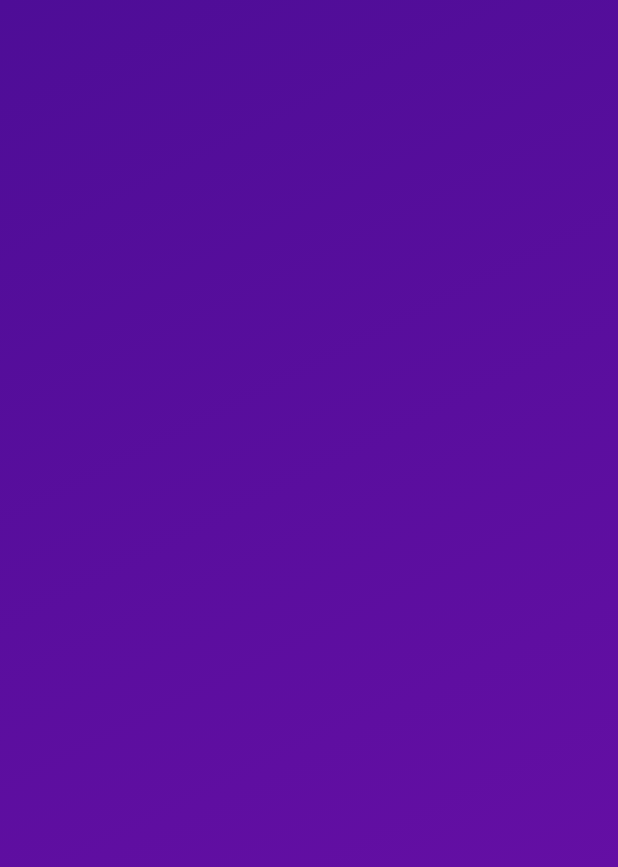
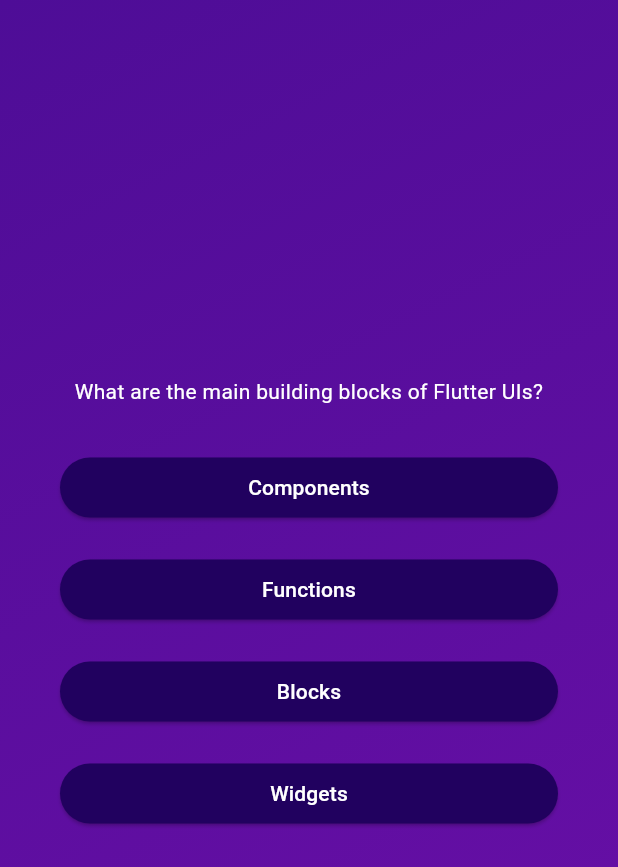
Before and after one commit to bennykim/mniii-flutter-daily-tracker, a Flutter app: the screen it shows after launch, after a tap on "Start Quiz", on a phone screen of 412 x 824 dp. Shown: the top 867 px of the screen. Run offline on Flutter 3.47's test engine with Material 3 defaults, Android fonts, the phone set to English and light mode, and no system bars; our stand-ins replace flutter_dotenv, shared_preferences; network calls fail.

Commit message:
feat: add quiz data and response buttons, Update quiz widget

```diff
--- /dev/null
+++ b/lib/data/questions.dart
@@ -0,0 +1,55 @@
+import 'package:mniii_flutter_daily_tracker/models/quiz_questions.dart';
+
+const questions = [
+  QuizQuestion(
+    'What are the main building blocks of Flutter UIs?',
+    [
+      'Widgets',
+      'Components',
+      'Blocks',
+      'Functions',
+    ],
+  ),
+  QuizQuestion('How are Flutter UIs built?', [
+    'By combining widgets in code',
+    'By combining widgets in a visual editor',
+    'By defining widgets in config files',
+    'By using XCode for iOS and Android Studio for Android',
+  ]),
+  QuizQuestion(
+    'What\'s the purpose of a StatefulWidget?',
+    [
+      'Update UI as data changes',
+      'Update data as UI changes',
+      'Ignore data changes',
+      'Render UI that does not depend on data',
+    ],
+  ),
+  QuizQuestion(
+    'Which widget should you try to use more often: StatelessWidget or StatefulWidget?',
+    [
+      'StatelessWidget',
+      'StatefulWidget',
+      'Both are equally good',
+      'None of the above',
+    ],
+  ),
+  QuizQuestion(
+    'What happens if you change data in a StatelessWidget?',
+    [
+      'The UI is not updated',
+      'The UI is updated',
+      'The closest StatefulWidget is updated',
+      'Any nested StatefulWidgets are updated',
+    ],
+  ),
+  QuizQuestion(
+    'How should you update data inside of StatefulWidgets?',
+    [
+      'By calling setState()',
+      'By calling updateData()',
+      'By calling updateUI()',
+      'By calling updateState()',
+    ],
+  ),
+];
--- /dev/null
+++ b/lib/models/quiz_questions.dart
@@ -0,0 +1,12 @@
+class QuizQuestion {
+  const QuizQuestion(this.text, this.answers);
+
+  final String text;
+  final List<String> answers;
+
+  List<String> getShuffledAnswers() {
+    final shuffledList = List.of(answers);
+    shuffledList.shuffle();
+    return shuffledList;
+  }
+}
--- a/lib/screens/quiz/questions_screen.dart
+++ b/lib/screens/quiz/questions_screen.dart
@@ -1,10 +1,52 @@
 import 'package:flutter/material.dart';
+import 'package:mniii_flutter_daily_tracker/widgets/answer_button.dart';
+import 'package:mniii_flutter_daily_tracker/data/questions.dart';
 
-class QuestionScreen extends StatelessWidget {
+class QuestionScreen extends StatefulWidget {
   const QuestionScreen({super.key});
 
   @override
+  State<QuestionScreen> createState() => _QuestionScreenState();
+}
+
+class _QuestionScreenState extends State<QuestionScreen> {
+  var currentQuestionIndex = 0;
+
+  void answerQuestion() {
+    setState(() {
+      currentQuestionIndex++;
+    });
+  }
+
+  @override
   Widget build(BuildContext context) {
-    return Container();
+    final currentQuestion = questions[currentQuestionIndex];
+
+    return SizedBox(
+      width: double.infinity,
+      child: Container(
+        margin: const EdgeInsets.all(40),
+        child: Column(
+          mainAxisAlignment: MainAxisAlignment.center,
+          crossAxisAlignment: CrossAxisAlignment.stretch,
+          children: [
+            Text(
+              currentQuestion.text,
+              style: const TextStyle(
+                color: Colors.white,
+              ),
+              textAlign: TextAlign.center,
+            ),
+            const SizedBox(height: 30),
+            ...currentQuestion.getShuffledAnswers().map(
+                  (answer) => AnswerButton(
+                    answerText: answer,
+                    onTap: answerQuestion,
+                  ),
+                ),
+          ],
+        ),
+      ),
+    );
   }
 }
--- /dev/null
+++ b/lib/widgets/answer_button.dart
@@ -0,0 +1,31 @@
+import 'package:flutter/material.dart';
+
+class AnswerButton extends StatelessWidget {
+  final String answerText;
+  final VoidCallback onTap;
+
+  const AnswerButton(
+      {super.key, required this.answerText, required this.onTap});
+
+  @override
+  Widget build(BuildContext context) {
+    return Container(
+      margin: const EdgeInsets.only(bottom: 20),
+      child: ElevatedButton(
+        onPressed: onTap,
+        style: ElevatedButton.styleFrom(
+          padding: const EdgeInsets.symmetric(vertical: 10, horizontal: 40),
+          backgroundColor: const Color.fromARGB(255, 33, 1, 95),
+          foregroundColor: Colors.white,
+          shape: RoundedRectangleBorder(
+            borderRadius: BorderRadius.circular(20),
+          ),
+        ),
+        child: Text(
+          answerText,
+          textAlign: TextAlign.center,
+        ),
+      ),
+    );
+  }
+}
--- a/lib/widgets/quiz_widget.dart
+++ b/lib/widgets/quiz_widget.dart
@@ -6,27 +6,30 @@
   const QuizWidget({super.key});
 
   @override
-  State<QuizWidget> createState() => _QuizWidgetState();
+  State<QuizWidget> createState() {
+    return _QuizState();
+  }
 }
 
-class _QuizWidgetState extends State<QuizWidget> {
-  Widget? activeScreen;
-
-  @override
-  void initState() {
-    activeScreen = StartScreen(switchScreen);
-    super.initState();
-  }
+class _QuizState extends State<QuizWidget> {
+  var activeScreen = 'start-screen';
 
   void switchScreen() {
     setState(() {
-      activeScreen = const QuestionScreen();
+      activeScreen = 'questions-screen';
     });
   }
 
   @override
-  Widget build(BuildContext context) {
-    return Scaffold(
+  Widget build(context) {
+    Widget screenWidget = StartScreen(switchScreen);
+
+    if (activeScreen == 'questions-screen') {
+      screenWidget = const QuestionScreen();
+    }
+
+    return MaterialApp(
+      home: Scaffold(
         body: Container(
           decoration: const BoxDecoration(
             gradient: LinearGradient(
@@ -38,7 +41,8 @@
               end: Alignment.bottomRight,
             ),
           ),
-        child: activeScreen,
+          child: screenWidget,
+        ),
       ),
     );
   }
```
Also changed, not shown: pubspec.lock, 4 other files. Lines whose indentation alone changed are shown as unchanged.
